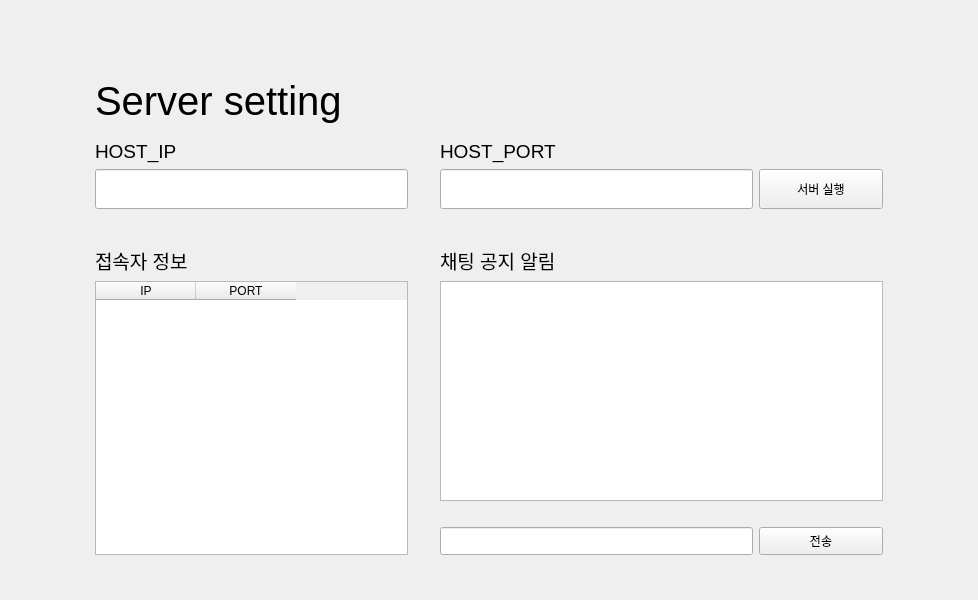
Old version of the form UI/UI_server.ui in the repository guaba98/class_album.
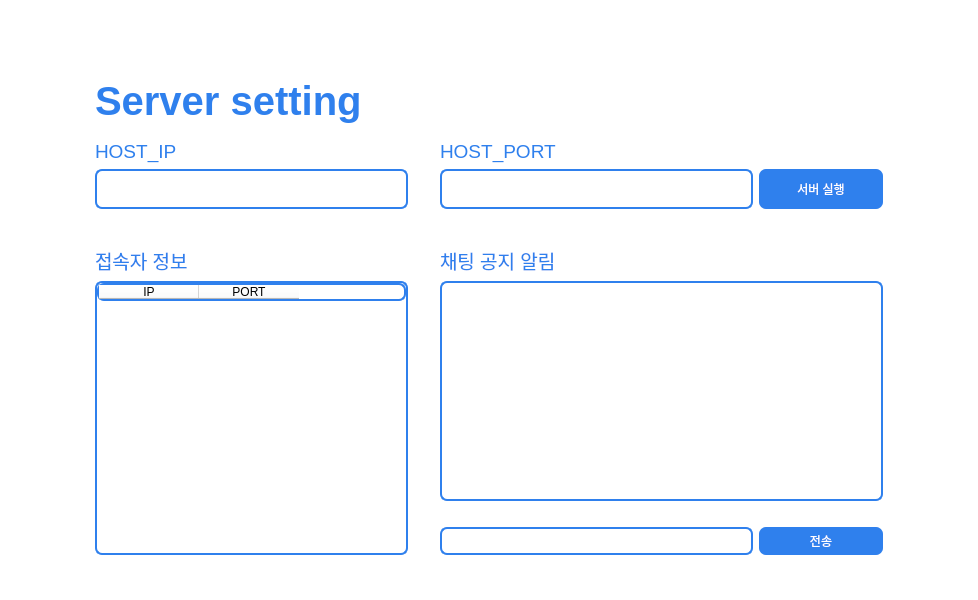
New version of the form.

What changed in the file:
```diff
--- a/UI/UI_server.ui
+++ b/UI/UI_server.ui
@@ -13,6 +13,9 @@
   <property name="windowTitle">
    <string>Form</string>
   </property>
+  <property name="styleSheet">
+   <string notr="true">background-color: rgb(255, 255, 255);</string>
+  </property>
   <layout class="QHBoxLayout" name="horizontalLayout">
    <property name="leftMargin">
     <number>0</number>
@@ -73,8 +76,13 @@
          <property name="font">
           <font>
            <pointsize>30</pointsize>
+           <weight>75</weight>
+           <bold>true</bold>
           </font>
          </property>
+         <property name="styleSheet">
+          <string notr="true">color: rgb(47, 128, 237);</string>
+         </property>
          <property name="text">
           <string>Server setting</string>
          </property>
@@ -87,6 +95,9 @@
            <pointsize>14</pointsize>
           </font>
          </property>
+         <property name="styleSheet">
+          <string notr="true">color: rgb(47, 128, 237);</string>
+         </property>
          <property name="text">
           <string>HOST_IP</string>
          </property>
@@ -118,6 +129,9 @@
            <pointsize>14</pointsize>
           </font>
          </property>
+         <property name="styleSheet">
+          <string notr="true">color: rgb(47, 128, 237);</string>
+         </property>
          <property name="text">
           <string>접속자 정보</string>
          </property>
@@ -134,6 +148,11 @@
            <height>28</height>
           </size>
          </property>
+         <property name="styleSheet">
+          <string notr="true">background-color: rgb(47, 128, 237);
+color: rgb(255, 255, 255);
+border-radius:7px;</string>
+         </property>
          <property name="text">
           <string>전송</string>
          </property>
@@ -160,10 +179,18 @@
            <height>40</height>
           </size>
          </property>
+         <property name="styleSheet">
+          <string notr="true">border-radius:7px;
+border: 2px solid #2F80ED;</string>
+         </property>
         </widget>
        </item>
        <item row="4" column="0" rowspan="3">
         <widget class="QTableWidget" name="tableWidget_members">
+         <property name="styleSheet">
+          <string notr="true">border-radius:7px;
+border: 2px solid #2F80ED;</string>
+         </property>
          <column>
           <property name="text">
            <string>IP</string>
@@ -183,6 +210,9 @@
            <pointsize>14</pointsize>
           </font>
          </property>
+         <property name="styleSheet">
+          <string notr="true">color: rgb(47, 128, 237);</string>
+         </property>
          <property name="text">
           <string>HOST_PORT</string>
          </property>
@@ -196,6 +226,10 @@
            <height>40</height>
           </size>
          </property>
+         <property name="styleSheet">
+          <string notr="true">border-radius:7px;
+border: 2px solid #2F80ED;</string>
+         </property>
         </widget>
        </item>
        <item row="2" column="3">
@@ -206,6 +240,11 @@
            <height>40</height>
           </size>
          </property>
+         <property name="styleSheet">
+          <string notr="true">background-color: rgb(47, 128, 237);
+color: rgb(255, 255, 255);
+border-radius:7px;</string>
+         </property>
          <property name="text">
           <string>서버 실행</string>
          </property>
@@ -222,6 +261,10 @@
            <height>28</height>
           </size>
          </property>
+         <property name="styleSheet">
+          <string notr="true">border-radius:7px;
+border: 2px solid #2F80ED;</string>
+         </property>
         </widget>
        </item>
        <item row="3" column="2">
@@ -231,6 +274,9 @@
            <pointsize>14</pointsize>
           </font>
          </property>
+         <property name="styleSheet">
+          <string notr="true">color: rgb(47, 128, 237);</string>
+         </property>
          <property name="text">
           <string>채팅 공지 알림</string>
          </property>
@@ -247,6 +293,10 @@
            <height>220</height>
           </size>
          </property>
+         <property name="styleSheet">
+          <string notr="true">border-radius:7px;
+border: 2px solid #2F80ED;</string>
+         </property>
         </widget>
        </item>
       </layout>
```
